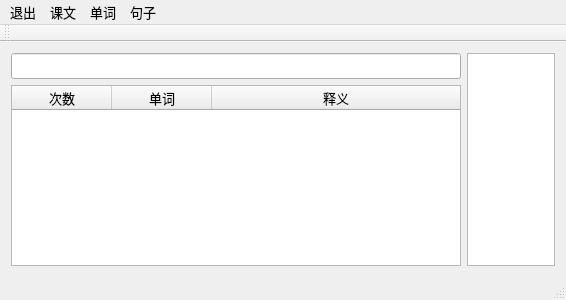
First picture: the form in src/mainwindow.ui, repository Ji-Yuhang/nce, before the edit.
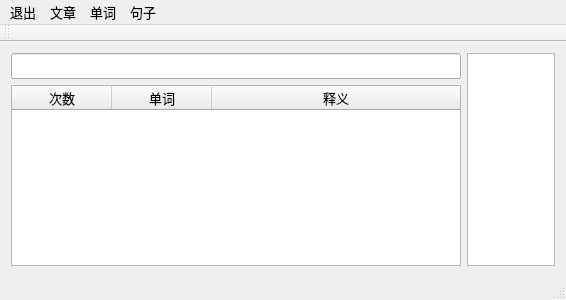
Second picture: the form after the edit.

The edit to the form file:
```diff
--- a/src/mainwindow.ui
+++ b/src/mainwindow.ui
@@ -63,7 +63,7 @@
      <x>0</x>
      <y>0</y>
      <width>566</width>
-     <height>25</height>
+     <height>23</height>
     </rect>
    </property>
    <widget class="QMenu" name="menu">
@@ -74,7 +74,7 @@
    </widget>
    <widget class="QMenu" name="menu_2">
     <property name="title">
-     <string>课文</string>
+     <string>文章</string>
     </property>
     <addaction name="read"/>
     <addaction name="importFile"/>
```
Left out of the diff: 8 changed lines with no effect on the pictures.
